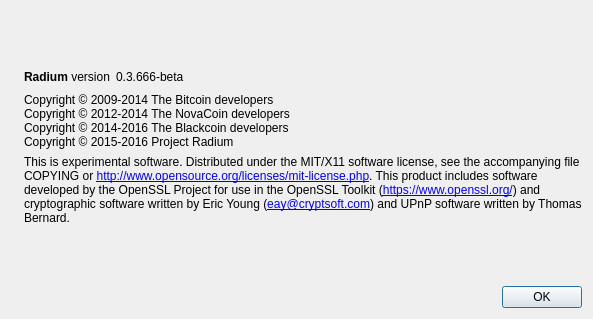
Above: src/qt/forms/aboutdialog.ui from RadiumCore/Radium before the change. Below: the same form after it.
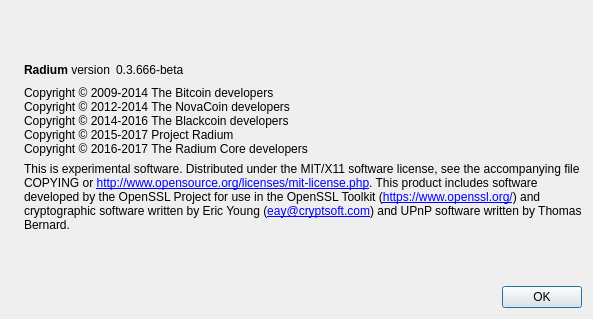
That is the form after the change. Icons and pictures are not drawn.

Diff of the .ui file:
```diff
--- a/src/qt/forms/aboutdialog.ui
+++ b/src/qt/forms/aboutdialog.ui
@@ -94,7 +94,8 @@
         <string>Copyright © 2009-2014 The Bitcoin developers
 Copyright © 2012-2014 The NovaCoin developers
 Copyright © 2014-2016 The Blackcoin developers
-Copyright © 2015-2016 Project Radium</string>
+Copyright © 2015-2017 Project Radium
+Copyright © 2016-2017 The Radium Core developers</string>
        </property>
        <property name="textInteractionFlags">
         <set>Qt::LinksAccessibleByMouse|Qt::TextSelectableByKeyboard|Qt::TextSelectableByMouse</set>
```
Left out of the diff: 2 changed lines with no effect on the pictures.
